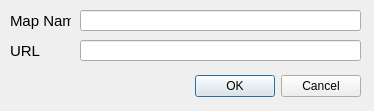
The window that edit_connection_dialog_base.ui (maptiler/qgis-maptiler-plugin) describes before a commit, drawn with Qt 5.
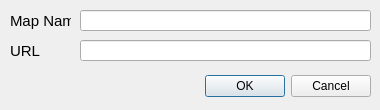
The same window after the commit.

Commit message: fix ui sizing and some issue

```diff
--- a/edit_connection_dialog_base.ui
+++ b/edit_connection_dialog_base.ui
@@ -6,19 +6,37 @@
    <rect>
     <x>0</x>
     <y>0</y>
-    <width>374</width>
-    <height>111</height>
+    <width>380</width>
+    <height>110</height>
    </rect>
   </property>
+  <property name="sizePolicy">
+   <sizepolicy hsizetype="Fixed" vsizetype="Fixed">
+    <horstretch>0</horstretch>
+    <verstretch>0</verstretch>
+   </sizepolicy>
+  </property>
+  <property name="minimumSize">
+   <size>
+    <width>380</width>
+    <height>110</height>
+   </size>
+  </property>
+  <property name="maximumSize">
+   <size>
+    <width>380</width>
+    <height>110</height>
+   </size>
+  </property>
   <property name="windowTitle">
    <string>Edit Connection</string>
   </property>
   <widget class="QDialogButtonBox" name="button_box">
    <property name="geometry">
     <rect>
-     <x>20</x>
+     <x>190</x>
      <y>70</y>
-     <width>341</width>
+     <width>181</width>
      <height>32</height>
     </rect>
    </property>
@@ -37,7 +55,7 @@
     <rect>
      <x>80</x>
      <y>40</y>
-     <width>281</width>
+     <width>291</width>
      <height>21</height>
     </rect>
    </property>
@@ -77,7 +95,7 @@
     <rect>
      <x>80</x>
      <y>10</y>
-     <width>281</width>
+     <width>291</width>
      <height>21</height>
     </rect>
    </property>
```
Left out of the diff: 4 changed lines with no effect on the pictures. The commit also changes 4 other files.
